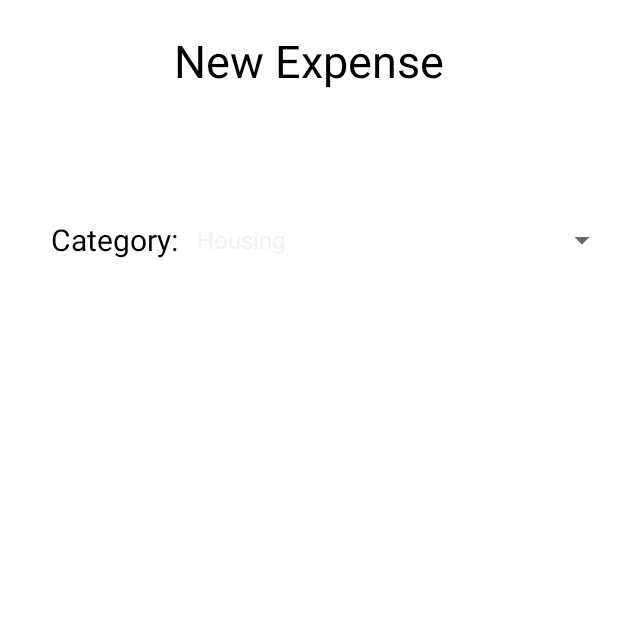
After one commit to DeathlessKraken/expense-tracker, an Android app: the NewMoneyEventActivity screen opened directly, with no data from a screen before it, on a phone screen of 412 x 824 dp, the top half of it. The commit adds this screen. Run offline under Robolectric (Android 15) with nearby library versions, the phone set to English and light mode, and no system bars.

Commit message:
Working FAB to add new expense activity

```diff
--- a/app/src/main/AndroidManifest.xml
+++ b/app/src/main/AndroidManifest.xml
@@ -14,6 +14,9 @@
         android:theme="@style/Theme.ExpenseTracker"
         tools:targetApi="31">
         <activity
+            android:name=".NewMoneyEventActivity"
+            android:exported="false" />
+        <activity
             android:name=".DetailActivity"
             android:exported="false" />
         <activity
--- a/app/src/main/java/com/example/expensetracker/MainActivity.java
+++ b/app/src/main/java/com/example/expensetracker/MainActivity.java
@@ -14,6 +14,8 @@ import android.widget.ListView;
 import android.widget.RelativeLayout;
 import android.widget.SearchView;
 
+import com.google.android.material.floatingactionbutton.FloatingActionButton;
+
 import java.util.ArrayList;
 import java.util.Collection;
 import java.util.Collections;
@@ -24,6 +26,8 @@ public class MainActivity extends AppCompatActivity {
     public static ArrayList<MoneyEvent> moneyEventArrayList = new ArrayList<MoneyEvent>();
 
     private ListView listView;
+
+    private FloatingActionButton addNewButton;
 
     private Button creditButton;
     private Button debitButton;
@@ -61,6 +65,8 @@ public class MainActivity extends AppCompatActivity {
 
     private void setupWidgets()
     {
+        addNewButton = (FloatingActionButton) findViewById(R.id.addNewButton);
+
         sortButton = (Button) findViewById(R.id.sortButton);
         filterButton = (Button) findViewById(R.id.filterButton);
         filterView = (LinearLayout) findViewById(R.id.filterTabsLayout);
@@ -158,6 +164,15 @@ public class MainActivity extends AppCompatActivity {
                 Intent showDetail = new Intent(getApplicationContext(), DetailActivity.class);
                 showDetail.putExtra("id", selectMoneyEvent.getId());
                 startActivity(showDetail);
+            }
+        });
+
+        addNewButton.setOnClickListener(new View.OnClickListener() {
+            @Override
+            public void onClick(View view)
+            {
+                Intent createExpense = new Intent(getApplicationContext(), NewMoneyEventActivity.class);
+                startActivity(createExpense);
             }
         });
     }
@@ -403,4 +418,9 @@ public class MainActivity extends AppCompatActivity {
         sortView2.setVisibility(View.VISIBLE);
         sortButton.setText("HIDE");
     }
+
+    public void fabTapped(View view)
+    {
+
+    }
 }
--- /dev/null
+++ b/app/src/main/java/com/example/expensetracker/NewMoneyEventActivity.java
@@ -0,0 +1,27 @@
+package com.example.expensetracker;
+
+import androidx.appcompat.app.AppCompatActivity;
+
+import android.os.Bundle;
+import android.view.View;
+import android.widget.AdapterView;
+import android.widget.ArrayAdapter;
+import android.widget.Spinner;
+import android.widget.Toast;
+
+public class NewMoneyEventActivity extends AppCompatActivity {
+
+    private Spinner categorySpinner;
+
+    @Override
+    protected void onCreate(Bundle savedInstanceState) {
+        super.onCreate(savedInstanceState);
+        setContentView(R.layout.activity_new_money_event);
+
+        categorySpinner = (Spinner) findViewById(R.id.categorySpinner);
+
+        ArrayAdapter<CharSequence> spinnerAdapter = ArrayAdapter.createFromResource(getApplicationContext(), R.array.categories, android.R.layout.simple_spinner_item);
+        spinnerAdapter.setDropDownViewResource(android.R.layout.simple_spinner_dropdown_item);
+        categorySpinner.setAdapter(spinnerAdapter);
+    }
+}
--- a/app/src/main/res/layout/activity_main.xml
+++ b/app/src/main/res/layout/activity_main.xml
@@ -168,6 +168,7 @@
         android:focusable="true"
         android:tint="@android:color/white"
         android:backgroundTint="@color/design_default_color_secondary"
+        android:onClick="fabTapped"
 
         app:srcCompat="@drawable/ic_add"/>
 
--- /dev/null
+++ b/app/src/main/res/layout/activity_new_money_event.xml
@@ -0,0 +1,51 @@
+<?xml version="1.0" encoding="utf-8"?>
+<RelativeLayout xmlns:android="http://schemas.android.com/apk/res/android"
+    xmlns:app="http://schemas.android.com/apk/res-auto"
+    xmlns:tools="http://schemas.android.com/tools"
+    android:layout_width="match_parent"
+    android:layout_height="match_parent"
+    android:background="@color/design_default_color_background"
+    tools:context=".NewMoneyEventActivity">
+
+    <TextView
+        android:layout_width="match_parent"
+        android:layout_height="wrap_content"
+        android:id="@+id/newExpenseTextView"
+        android:text="New Expense"
+        android:textSize="30dp"
+        android:textColor="@color/black"
+        android:gravity="center"
+        android:layout_marginTop="20dp"/>
+
+    <LinearLayout
+        android:layout_width="match_parent"
+        android:layout_height="wrap_content"
+        android:layout_alignTop="@id/newExpenseTextView"
+        android:layout_marginTop="100dp"
+        android:orientation="horizontal">
+
+        <TextView
+            android:layout_width="0dp"
+            android:layout_weight="3"
+            android:layout_height="match_parent"
+            android:layout_gravity="center_vertical"
+            android:gravity="center_vertical"
+            android:textAlignment="textEnd"
+            android:text="Category: "
+            android:textSize="20sp"
+            android:textColor="@color/black"
+            tools:ignore="RtlCompat" />
+
+        <Spinner
+            android:layout_width="0dp"
+            android:layout_height="80dp"
+            android:layout_weight="7"
+            android:gravity="center"
+            android:spinnerMode="dialog"
+            android:id="@+id/categorySpinner"/>
+
+
+
+    </LinearLayout>
+
+</RelativeLayout>
```
